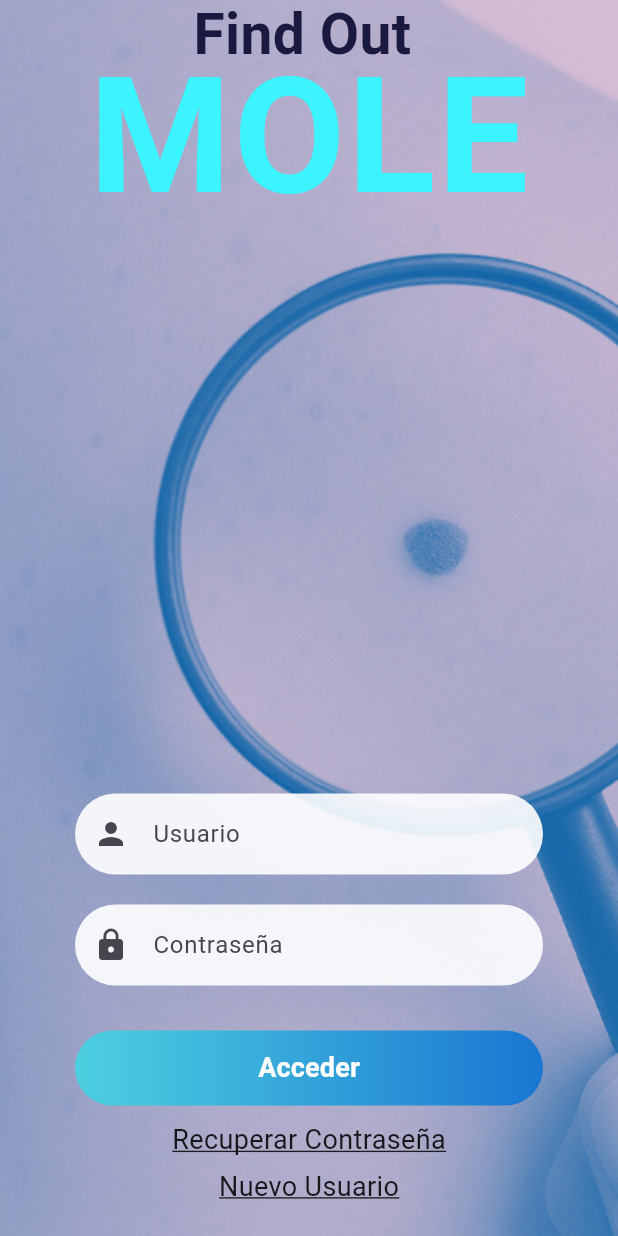
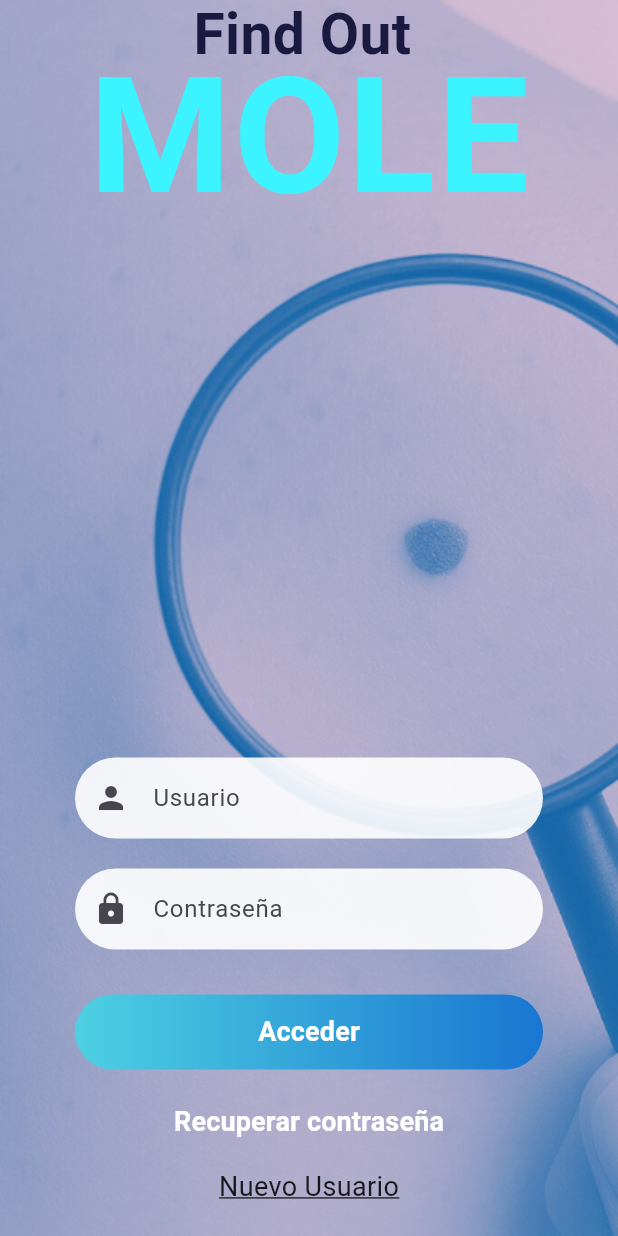
Before and after one commit to Sergi-10/findoutmole_copia, a Flutter app: the screen it shows after launch, on a phone screen of 412 x 824 dp. Run offline on Flutter 3.47's test engine with Material 3 defaults, Android fonts, the phone set to English and light mode, and no system bars; Roboto replaces fonts that are missing (Georgia, Montserrat).

Commit message:
Modificacion boton recuperar contraseña

```diff
--- a/lib/screen/login_screen/boton_recuperar_contrasena.dart
+++ b/lib/screen/login_screen/boton_recuperar_contrasena.dart
@@ -1,22 +1,52 @@
 import 'package:flutter/material.dart';
 
 class BotonRecuperarContrasena extends StatelessWidget {
-  const BotonRecuperarContrasena({
-    super.key,
-  });
+  const BotonRecuperarContrasena({super.key});
 
   @override
   Widget build(BuildContext context) {
     return Center(
-      child: Text(
-        'Recuperar Contraseña',
-        style: TextStyle(
-          // Caracterisiticas texto
-          color: Colors.black87,
-          fontSize: 18, //Tamaño texto
-          decoration: TextDecoration.underline, //Subrayado Texto
+      child: SizedBox(
+        width: double.infinity, // El botón ocupa todo el ancho disponible
+        height: 50,
+        child: TextButton(
+          style: estiloBoton(), //Estilo Boton separado
+          onPressed: () => _accionAlPulsar(context), //Accion boton separado
+          child: const Text(
+            'Recuperar contraseña',
+            style: TextStyle(
+              color: Colors.white,
+              fontSize: 18,
+              fontWeight: FontWeight.bold,
+            ),
+          ),
         ),
       ),
     );
   }
+
+  // Estilo boton
+  ButtonStyle estiloBoton() {
+    return ButtonStyle(
+      backgroundColor: WidgetStateProperty.all<Color>(
+        Colors.transparent,
+      ), // Fondo transparente
+      overlayColor: WidgetStateProperty.all<Color>(
+        // ignore: deprecated_member_use
+        Colors.white.withOpacity(0.1), // Animación de onda al pulsar
+      ),
+
+      padding: WidgetStateProperty.all<EdgeInsets>(
+        const EdgeInsets.all(0),
+      ), // Quita el relleno interno
+    ); // Close ButtonStyle constructor
+  }
+
+  // Acción de navegación
+  void _accionAlPulsar(BuildContext context) {
+    Navigator.pushNamed(
+      context,
+      '/screen_password',
+    ); // Navega a la pantalla de recuperar contraseña
+  }
 }
```
